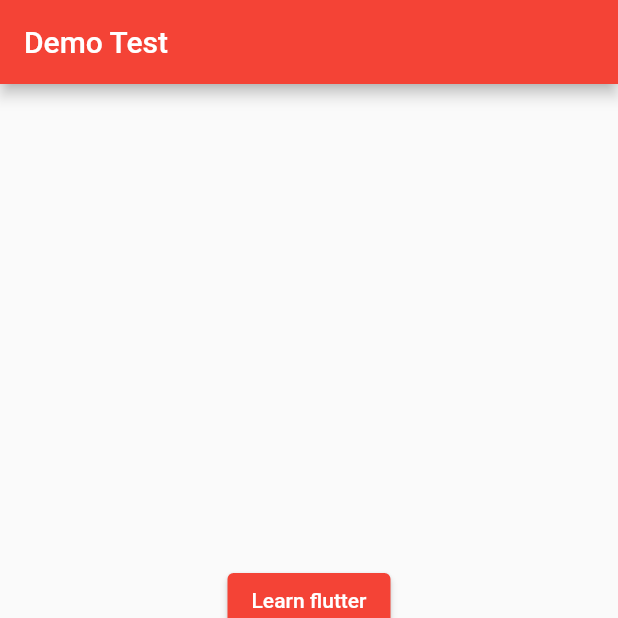
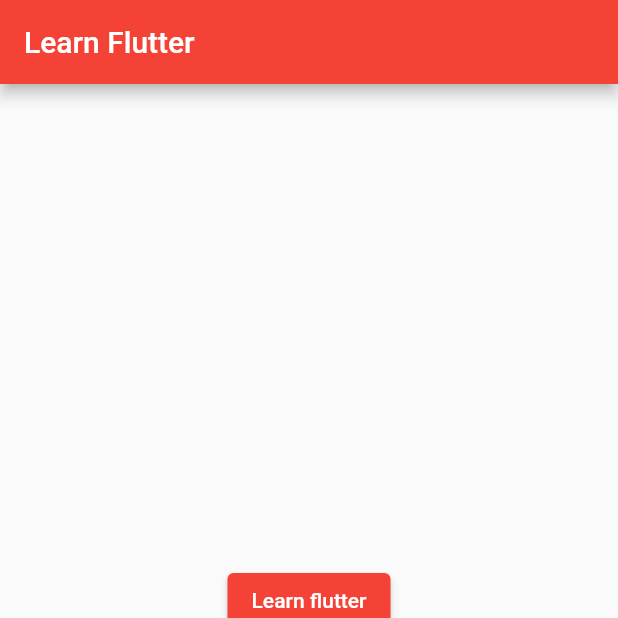
Before and after one commit to Naoldemisse/ethiogram1.0, a Flutter app: the screen it shows after launch, on a phone screen of 412 x 824 dp, the top half of it. Run offline on Flutter 3.47's test engine with Material 2 defaults, Android fonts, the phone set to English and light mode, and no system bars.

Commit message:
Made a homepage and make a flutter learnpage

```diff
--- a/lib/main.dart
+++ b/lib/main.dart
@@ -31,7 +31,7 @@
   Widget build(BuildContext context) {
     return Scaffold(
       appBar: AppBar(
-        title: const Text('Demo Test'),
+        title: const Text('Learn Flutter'),
       ),
       body: const HomePage(),
       floatingActionButton: FloatingActionButton(
```
